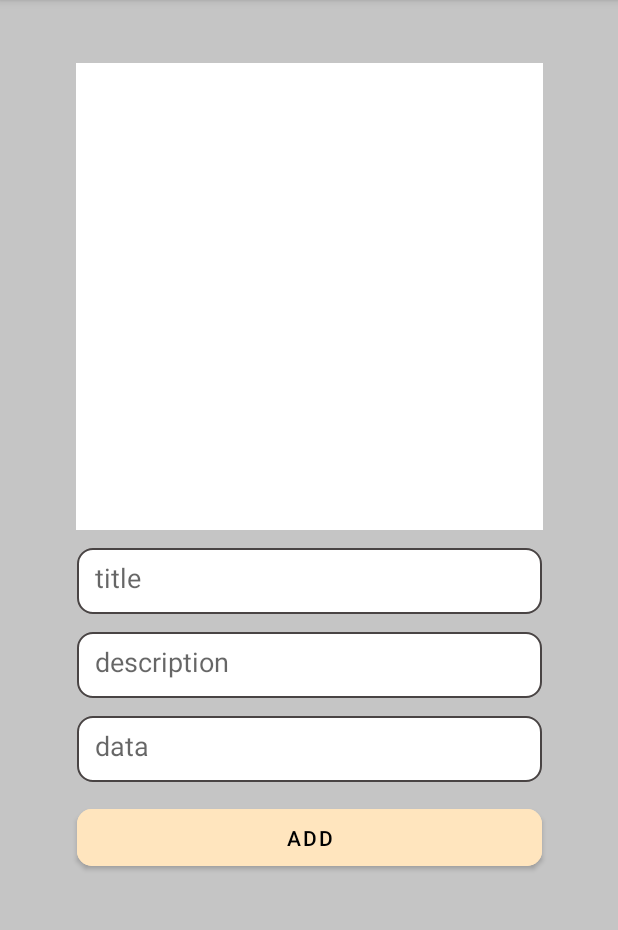
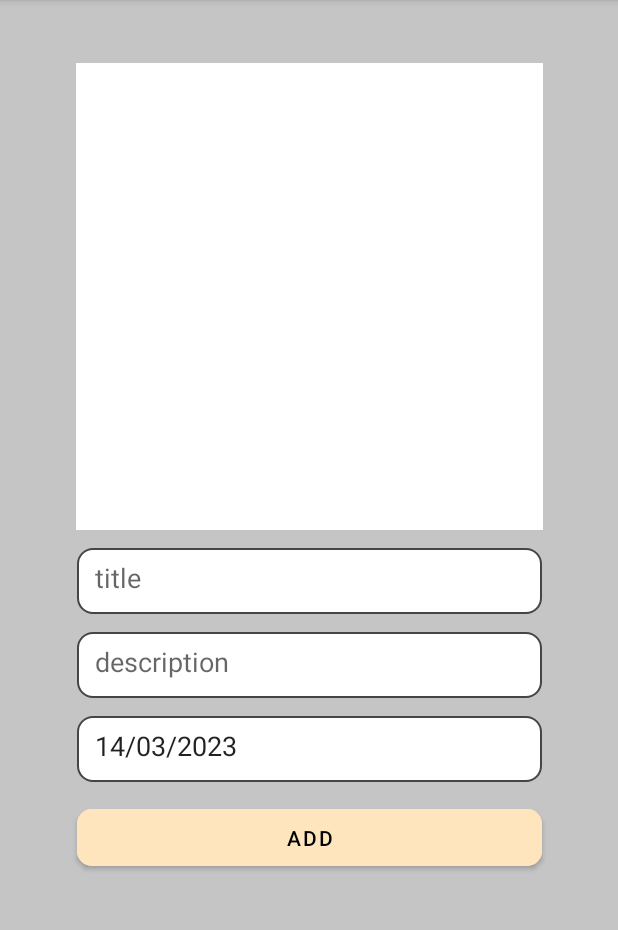
Before and after one commit to AbdullazhanM/NoteApp, an Android app: the screen it shows after launch (MainActivity), after a tap on an icon or button, on a phone screen of 412 x 824 dp, the part 84-1014 px from its top. Run offline under Robolectric (Android 15) with nearby library versions, the phone set to English and light mode, and no system bars.

```diff
--- a/app/src/main/java/com/example/noteapp/AddFragment.kt
+++ b/app/src/main/java/com/example/noteapp/AddFragment.kt
@@ -9,6 +9,8 @@ import android.view.View
 import android.view.ViewGroup
 import com.bumptech.glide.Glide
 import com.example.noteapp.databinding.FragmentAddBinding
+import java.text.SimpleDateFormat
+import java.util.*
 
 
 class AddFragment : Fragment() {
@@ -29,8 +31,12 @@ class AddFragment : Fragment() {
     override fun onViewCreated(view: View, savedInstanceState: Bundle?) {
         super.onViewCreated(view, savedInstanceState)
 
+        val data = Date();
+        val sdf = SimpleDateFormat("dd/MM/yyyy", Locale.getDefault())
+        binding.edData.setText(sdf.format(Date()))
+
         if (arguments != null) {
-            binding.save.text= "edit"
+            binding.save.text = "edit"
             val mode = arguments?.getSerializable("edit") as NoteModel
             binding.edTitle.setText(mode.title)
 
--- a/app/src/main/res/layout/item_note.xml
+++ b/app/src/main/res/layout/item_note.xml
@@ -58,10 +58,12 @@
                 android:text="@string/description"
                 android:textColor="@color/black"
                 android:textSize="16sp"
+                app:layout_constraintBottom_toTopOf="@+id/textView"
                 app:layout_constraintStart_toStartOf="@+id/title"
                 app:layout_constraintTop_toBottomOf="@id/title" />
 
             <TextView
+                android:id="@+id/textView"
                 android:layout_width="wrap_content"
                 android:layout_height="wrap_content"
                 android:layout_margin="8dp"
```
